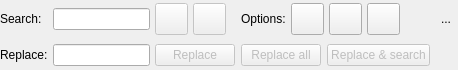
Qt form libs/libgui/ui/widgets/searchreplacewidget.ui (arichiardi/pgmodeler) before a commit.
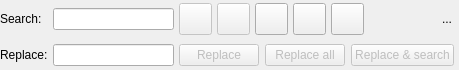
The same form after that commit. Icons and pictures are not drawn.

Commit message:
Replaced the filter options checkboxes in SQLExecutionWidget by tool buttons
Adjusted the column filter routine when filtering using regular expressions

Patch:
```diff
--- a/libs/libgui/ui/widgets/searchreplacewidget.ui
+++ b/libs/libgui/ui/widgets/searchreplacewidget.ui
@@ -6,7 +6,7 @@
    <rect>
     <x>0</x>
     <y>0</y>
-    <width>458</width>
+    <width>459</width>
     <height>70</height>
    </rect>
   </property>
@@ -140,25 +140,6 @@
        </property>
       </widget>
      </item>
-     <item>
-      <widget class="QLabel" name="search_lbl_2">
-       <property name="minimumSize">
-        <size>
-         <width>0</width>
-         <height>0</height>
-        </size>
-       </property>
-       <property name="text">
-        <string>Options:</string>
-       </property>
-       <property name="margin">
-        <number>0</number>
-       </property>
-       <property name="indent">
-        <number>10</number>
-       </property>
-      </widget>
-     </item>
      <item>
       <widget class="QToolButton" name="case_sensitive_tb">
        <property name="enabled">
```
The commit also changes 2 other files.
